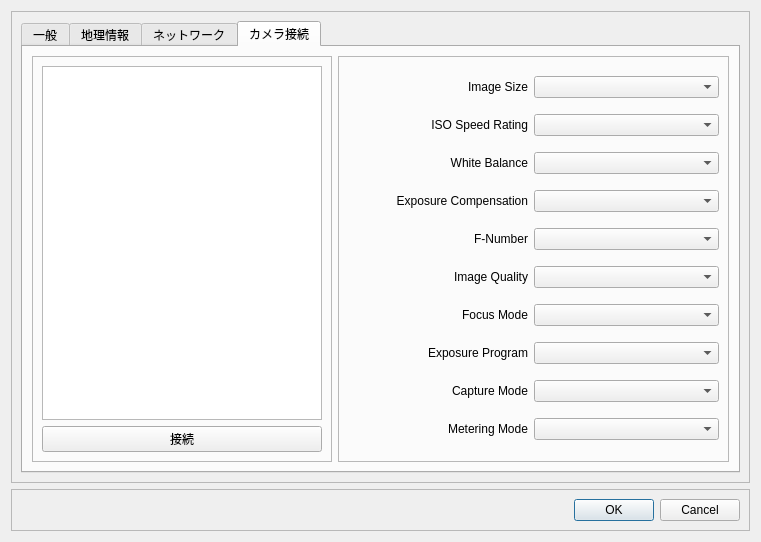
yufujimoto/SurveyDataCollector, file ui/configuration.ui: the form before one commit.
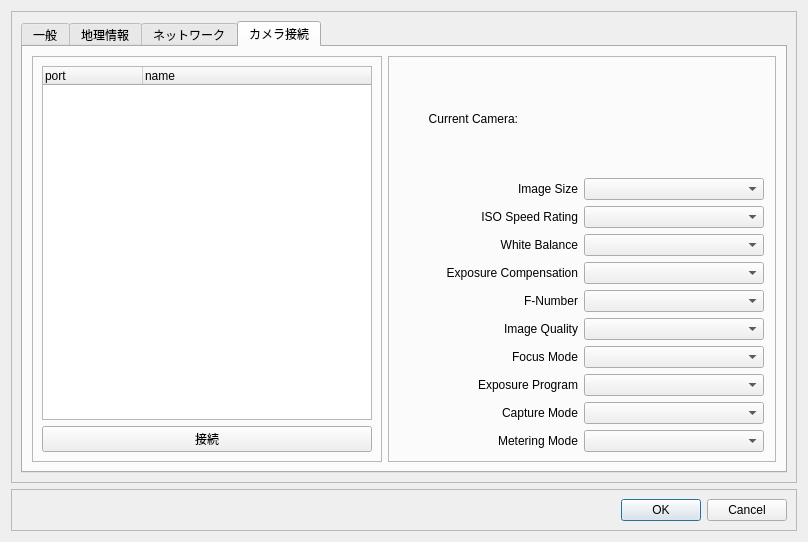
The form after the commit. The open tabs and pages were chosen to show the change.

The edit to the form file:
```diff
--- a/ui/configuration.ui
+++ b/ui/configuration.ui
@@ -6,7 +6,7 @@
    <rect>
     <x>0</x>
     <y>0</y>
-    <width>761</width>
+    <width>808</width>
     <height>542</height>
    </rect>
   </property>
@@ -482,7 +482,7 @@
            <widget class="QFrame" name="frm_cam_list">
             <property name="minimumSize">
              <size>
-              <width>300</width>
+              <width>350</width>
               <height>0</height>
              </size>
             </property>
@@ -500,7 +500,18 @@
             </property>
             <layout class="QVBoxLayout" name="verticalLayout_9">
              <item>
-              <widget class="QListWidget" name="lst_cam"/>
+              <widget class="QTreeWidget" name="tre_cam">
+               <column>
+                <property name="text">
+                 <string>port</string>
+                </property>
+               </column>
+               <column>
+                <property name="text">
+                 <string>name</string>
+                </property>
+               </column>
+              </widget>
              </item>
              <item>
               <widget class="QPushButton" name="btn_cam_conn">
@@ -521,6 +532,33 @@
              <enum>QFrame::Raised</enum>
             </property>
             <layout class="QVBoxLayout" name="verticalLayout_8">
+             <item>
+              <layout class="QHBoxLayout" name="horizontalLayout_2">
+               <item>
+                <widget class="QLabel" name="lbl_cur_cam">
+                 <property name="maximumSize">
+                  <size>
+                   <width>120</width>
+                   <height>25</height>
+                  </size>
+                 </property>
+                 <property name="text">
+                  <string>Current Camera:</string>
+                 </property>
+                 <property name="alignment">
+                  <set>Qt::AlignRight|Qt::AlignTrailing|Qt::AlignVCenter</set>
+                 </property>
+                </widget>
+               </item>
+               <item>
+                <widget class="QLabel" name="lbl_cur_cam_nam">
+                 <property name="text">
+                  <string/>
+                 </property>
+                </widget>
+               </item>
+              </layout>
+             </item>
              <item>
               <layout class="QHBoxLayout" name="hlay_cam_size">
                <item>
@@ -540,7 +578,14 @@
                 </widget>
                </item>
                <item>
-                <widget class="QComboBox" name="cbx_cam_size"/>
+                <widget class="QComboBox" name="cbx_cam_size">
+                 <property name="maximumSize">
+                  <size>
+                   <width>180</width>
+                   <height>16777215</height>
+                  </size>
+                 </property>
+                </widget>
                </item>
               </layout>
              </item>
@@ -563,7 +608,14 @@
                 </widget>
                </item>
                <item>
-                <widget class="QComboBox" name="cbx_cam_iso"/>
+                <widget class="QComboBox" name="cbx_cam_iso">
+                 <property name="maximumSize">
+                  <size>
+                   <width>180</width>
+                   <height>16777215</height>
+                  </size>
+                 </property>
+                </widget>
                </item>
               </layout>
              </item>
@@ -586,7 +638,14 @@
                 </widget>
                </item>
                <item>
-                <widget class="QComboBox" name="cbx_cam_wht"/>
+                <widget class="QComboBox" name="cbx_cam_wht">
+                 <property name="maximumSize">
+                  <size>
+                   <width>180</width>
+                   <height>16777215</height>
+                  </size>
+                 </property>
+                </widget>
                </item>
               </layout>
              </item>
@@ -609,7 +668,14 @@
                 </widget>
                </item>
                <item>
-                <widget class="QComboBox" name="cbx_cam_exp"/>
+                <widget class="QComboBox" name="cbx_cam_exp">
+                 <property name="maximumSize">
+                  <size>
+                   <width>180</width>
+                   <height>16777215</height>
+                  </size>
+                 </property>
+                </widget>
                </item>
               </layout>
              </item>
@@ -632,7 +698,14 @@
                 </widget>
                </item>
                <item>
-                <widget class="QComboBox" name="cbx_cam_fval"/>
+                <widget class="QComboBox" name="cbx_cam_fval">
+                 <property name="maximumSize">
+                  <size>
+                   <width>180</width>
+                   <height>16777215</height>
+                  </size>
+                 </property>
+                </widget>
                </item>
               </layout>
              </item>
@@ -655,7 +728,14 @@
                 </widget>
                </item>
                <item>
-                <widget class="QComboBox" name="cbx_cam_qoi"/>
+                <widget class="QComboBox" name="cbx_cam_qoi">
+                 <property name="maximumSize">
+                  <size>
+                   <width>180</width>
+                   <height>16777215</height>
+                  </size>
+                 </property>
+                </widget>
                </item>
               </layout>
              </item>
@@ -678,7 +758,14 @@
                 </widget>
                </item>
                <item>
-                <widget class="QComboBox" name="cbx_cam_fmod"/>
+                <widget class="QComboBox" name="cbx_cam_fmod">
+                 <property name="maximumSize">
+                  <size>
+                   <width>180</width>
+                   <height>16777215</height>
+                  </size>
+                 </property>
+                </widget>
                </item>
               </layout>
              </item>
@@ -701,7 +788,14 @@
                 </widget>
                </item>
                <item>
-                <widget class="QComboBox" name="cbx_cam_epg"/>
+                <widget class="QComboBox" name="cbx_cam_epg">
+                 <property name="maximumSize">
+                  <size>
+                   <width>180</width>
+                   <height>16777215</height>
+                  </size>
+                 </property>
+                </widget>
                </item>
               </layout>
              </item>
@@ -724,7 +818,14 @@
                 </widget>
                </item>
                <item>
-                <widget class="QComboBox" name="cbx_cam_cpt"/>
+                <widget class="QComboBox" name="cbx_cam_cpt">
+                 <property name="maximumSize">
+                  <size>
+                   <width>180</width>
+                   <height>16777215</height>
+                  </size>
+                 </property>
+                </widget>
                </item>
               </layout>
              </item>
@@ -747,7 +848,14 @@
                 </widget>
                </item>
                <item>
-                <widget class="QComboBox" name="cbx_cam_met"/>
+                <widget class="QComboBox" name="cbx_cam_met">
+                 <property name="maximumSize">
+                  <size>
+                   <width>180</width>
+                   <height>16777215</height>
+                  </size>
+                 </property>
+                </widget>
                </item>
               </layout>
              </item>
```
Left out of the diff: 2 changed lines with no effect on the pictures.
